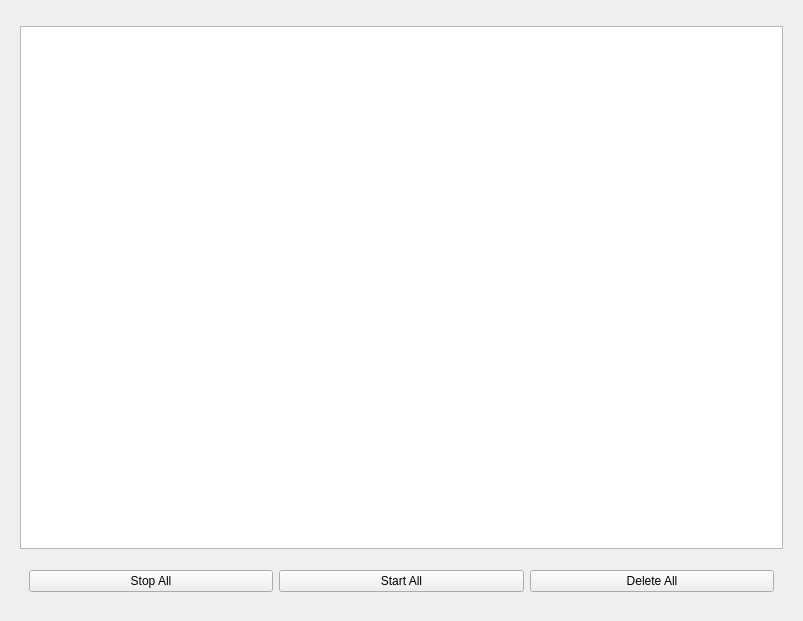
The window that sVanilla/src/ClientUi/Download/DownloadWidget.ui (WangPengZhan/sVanilla) describes before a commit, drawn with Qt 5.
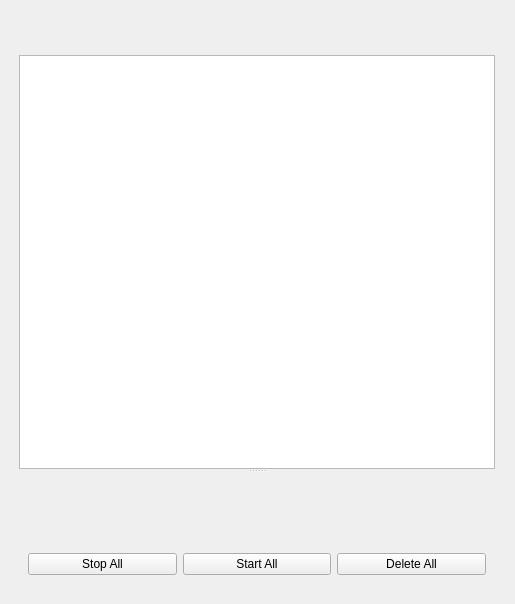
The same window after the commit. The open tabs and pages were chosen to show the change. Custom widgets are drawn as their Qt base class.

Diff of the .ui file:
```diff
--- a/sVanilla/src/ClientUi/Download/DownloadWidget.ui
+++ b/sVanilla/src/ClientUi/Download/DownloadWidget.ui
@@ -6,32 +6,85 @@
    <rect>
     <x>0</x>
     <y>0</y>
-    <width>803</width>
-    <height>621</height>
+    <width>515</width>
+    <height>604</height>
    </rect>
   </property>
   <property name="windowTitle">
    <string>DownloadWidget</string>
   </property>
-  <layout class="QGridLayout" name="gridLayout_2">
-   <item row="0" column="0">
-    <widget class="Vanilla::ToggleButton" name="horizonNavigation" native="true"/>
+  <layout class="QVBoxLayout" name="verticalLayout">
+   <property name="leftMargin">
+    <number>10</number>
+   </property>
+   <property name="topMargin">
+    <number>10</number>
+   </property>
+   <item>
+    <widget class="QWidget" name="NavigationWidget" native="true">
+     <property name="minimumSize">
+      <size>
+       <width>0</width>
+       <height>30</height>
+      </size>
+     </property>
+     <layout class="QHBoxLayout" name="horizontalLayout_4">
+      <property name="leftMargin">
+       <number>10</number>
+      </property>
+      <property name="topMargin">
+       <number>10</number>
+      </property>
+      <property name="rightMargin">
+       <number>0</number>
+      </property>
+      <property name="bottomMargin">
+       <number>0</number>
+      </property>
+      <item>
+       <widget class="Vanilla::ToggleButton" name="horizonNavigation" native="true">
+        <property name="minimumSize">
+         <size>
+          <width>0</width>
+          <height>0</height>
+         </size>
+        </property>
+       </widget>
+      </item>
+      <item>
+       <spacer name="horizontalSpacer">
+        <property name="orientation">
+         <enum>Qt::Horizontal</enum>
+        </property>
+        <property name="sizeHint" stdset="0">
+         <size>
+          <width>538</width>
+          <height>17</height>
+         </size>
+        </property>
+       </spacer>
+      </item>
+     </layout>
+    </widget>
    </item>
-   <item row="1" column="0">
+   <item>
     <widget class="QStackedWidget" name="stackedWidget">
      <property name="currentIndex">
       <number>1</number>
      </property>
      <widget class="QWidget" name="widgetDownloading">
-      <layout class="QGridLayout" name="gridLayout">
-       <item row="0" column="0">
-        <widget class="::DownloadingListWidget" name="DownloadListWidget"/>
+      <layout class="QVBoxLayout" name="gridLayout">
+       <item>
+        <widget class="QSplitter" name="splitter">
+         <property name="orientation">
+          <enum>Qt::Vertical</enum>
+         </property>
+         <widget class="::DownloadingListWidget" name="DownloadListWidget"/>
+         <widget class="QWidget" name="DownloadInfoamationWidget" native="true"/>
+        </widget>
        </item>
-       <item row="1" column="0">
-        <widget class="QWidget" name="DownloadInfoamationWidget" native="true"/>
-       </item>
-       <item row="2" column="0">
-        <widget class="QWidget" name="DownloadPageBtns" native="true">
+       <item>
+        <widget class="QWidget" name="DownloadPageBtnGroup" native="true">
          <layout class="QHBoxLayout" name="horizontalLayout">
           <item>
            <widget class="QPushButton" name="btnStopAll">
@@ -98,18 +151,18 @@
   </layout>
  </widget>
  <customwidgets>
-  <customwidget>
-   <class>::DownloadingListWidget</class>
-   <extends>QListWidget</extends>
-   <header>ClientUi/Download/DownloadingListWidget.h</header>
-   <container>1</container>
-  </customwidget>
   <customwidget>
    <class>Vanilla::ToggleButton</class>
    <extends>QWidget</extends>
    <header>VanillaStyle/Widgets/ToggleButton.h</header>
    <container>1</container>
   </customwidget>
+  <customwidget>
+   <class>::DownloadingListWidget</class>
+   <extends>QListWidget</extends>
+   <header>ClientUi/Download/DownloadingListWidget.h</header>
+   <container>1</container>
+  </customwidget>
   <customwidget>
    <class>DownloadedListWidget</class>
    <extends>QListWidget</extends>
```
